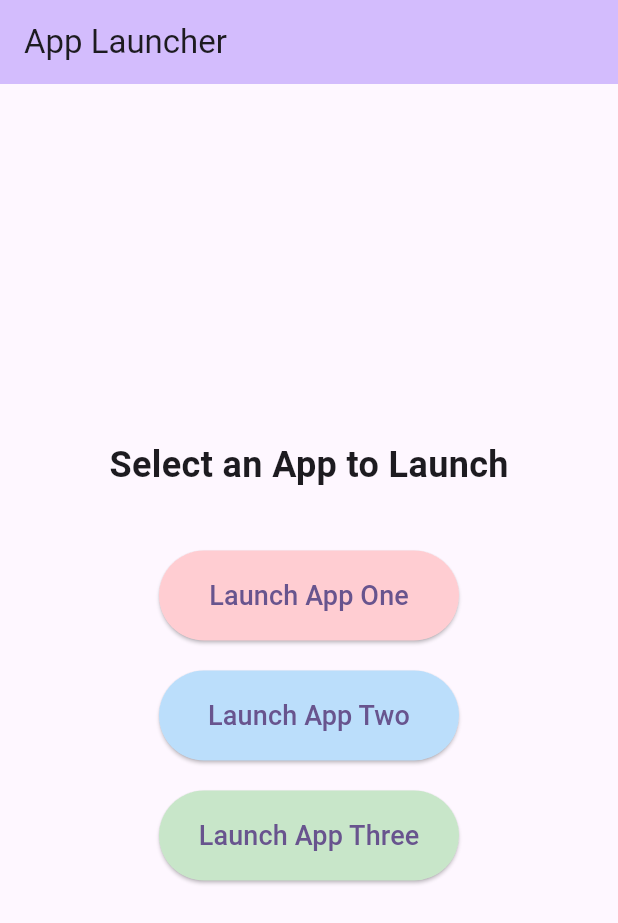
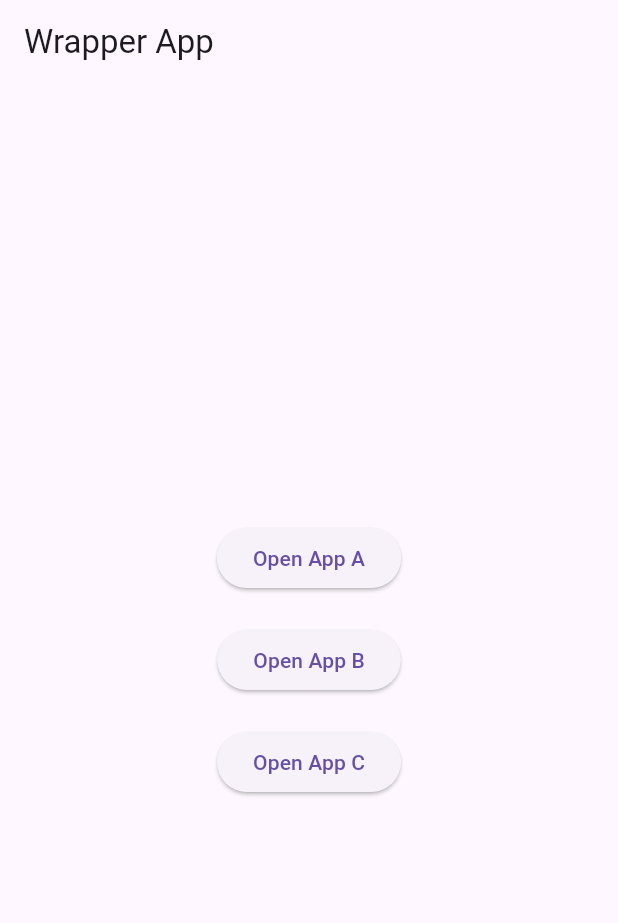
Before and after one commit to ashrafulhc/wrapper_app, a Flutter app: the screen it shows after launch, on a phone screen of 412 x 824 dp. Shown: the top 923 px of the screen. Run offline on Flutter 3.47's test engine with Material 3 defaults, Android fonts, the phone set to English and light mode, and no system bars.

Commit message:
refactor: simplified wrapper main screen

```diff
--- a/lib/main.dart
+++ b/lib/main.dart
@@ -1,116 +1,65 @@
+import 'package:app_one/main.dart';
+import 'package:app_three/main.dart';
+import 'package:app_two/main.dart';
 import 'package:flutter/material.dart';
-import 'package:app_one/main.dart';
-import 'package:app_two/main.dart';
-import 'package:app_three/main.dart';
 
 void main() {
-  runApp(const MyApp());
+  runApp(const WrapperApp());
 }
 
-class MyApp extends StatelessWidget {
-  const MyApp({super.key});
+class WrapperApp extends StatelessWidget {
+  const WrapperApp({super.key});
 
   @override
   Widget build(BuildContext context) {
-    return MaterialApp(
-      debugShowCheckedModeBanner: false,
-      title: 'App Wrapper',
-      theme: ThemeData(
-        colorScheme: ColorScheme.fromSeed(seedColor: Colors.deepPurple),
-        useMaterial3: true,
-      ),
-      home: const WrapperHomePage(title: 'App Launcher'),
+    return const MaterialApp(
+      title: 'Wrapper App',
+      home: WrapperHome(),
     );
   }
 }
 
-class WrapperHomePage extends StatefulWidget {
-  const WrapperHomePage({super.key, required this.title});
-
-  final String title;
-
-  @override
-  State<WrapperHomePage> createState() => _WrapperHomePageState();
-}
-
-class _WrapperHomePageState extends State<WrapperHomePage> {
-  Widget? _currentApp;
-
-  void _loadApp(Widget app) {
-    setState(() {
-      _currentApp = app;
-    });
-  }
+class WrapperHome extends StatelessWidget {
+  const WrapperHome({super.key});
 
   @override
   Widget build(BuildContext context) {
-    // If an app is loaded, show it
-    if (_currentApp != null) {
-      return PopScope(
-        canPop: false,
-        onPopInvokedWithResult: (didPop, result) async {
-          if (didPop) {
-            setState(() {
-              _currentApp = null;
-            });
-          }
-        },
-        child: _currentApp!,
-      );
-    }
-
-    // Otherwise show the app selection screen
     return Scaffold(
       appBar: AppBar(
-        backgroundColor: Theme.of(context).colorScheme.inversePrimary,
-        title: Text(widget.title),
+        title: const Text('Wrapper App'),
       ),
       body: Center(
         child: Column(
           mainAxisAlignment: MainAxisAlignment.center,
-          children: <Widget>[
-            const Text(
-              'Select an App to Launch',
-              style: TextStyle(fontSize: 24, fontWeight: FontWeight.bold),
-            ),
-            const SizedBox(height: 40),
-            SizedBox(
-              width: 200,
-              height: 60,
-              child: ElevatedButton(
-                onPressed: () => _loadApp(const AppOne()),
-                style: ElevatedButton.styleFrom(
-                  backgroundColor: Colors.red.shade100,
-                ),
-                child: const Text('Launch App One',
-                    style: TextStyle(fontSize: 18)),
-              ),
+          children: [
+            ElevatedButton(
+              onPressed: () {
+                Navigator.push(
+                  context,
+                  MaterialPageRoute(builder: (context) => const AppOne()),
+                );
+              },
+              child: const Text('Open App A'),
             ),
             const SizedBox(height: 20),
-            SizedBox(
-              width: 200,
-              height: 60,
-              child: ElevatedButton(
-                onPressed: () => _loadApp(const AppTwo()),
-                style: ElevatedButton.styleFrom(
-                  backgroundColor: Colors.blue.shade100,
-                ),
-                child: const Text('Launch App Two',
-                    style: TextStyle(fontSize: 18)),
-              ),
+            ElevatedButton(
+              onPressed: () {
+                Navigator.push(
+                  context,
+                  MaterialPageRoute(builder: (context) => const AppTwo()),
+                );
+              },
+              child: const Text('Open App B'),
             ),
             const SizedBox(height: 20),
-            SizedBox(
-              width: 200,
-              height: 60,
-              child: ElevatedButton(
-                onPressed: () => _loadApp(const AppThree()),
-                style: ElevatedButton.styleFrom(
-                  backgroundColor: Colors.green.shade100,
-                ),
-                child: const Text('Launch App Three',
-                    style: TextStyle(fontSize: 18)),
-              ),
+            ElevatedButton(
+              onPressed: () {
+                Navigator.push(
+                  context,
+                  MaterialPageRoute(builder: (context) => const AppThree()),
+                );
+              },
+              child: const Text('Open App C'),
             ),
           ],
         ),
```
